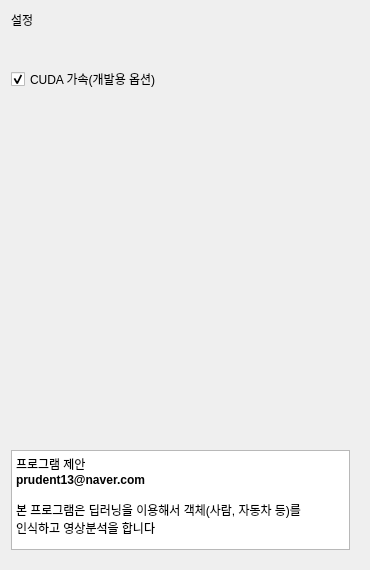
First picture: the form in rsc/ui/settings.ui, repository polnet13/kimAI, before the edit.
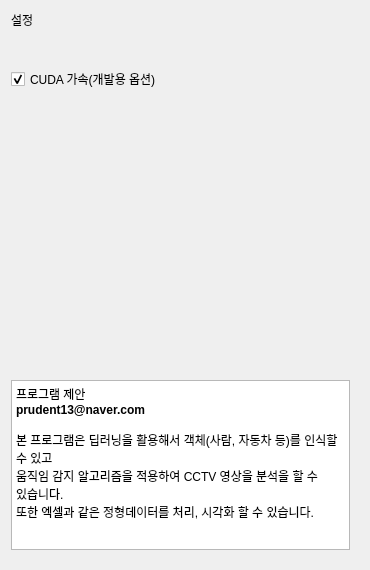
Second picture: the form after the edit.

The edit to the form file:
```diff
--- a/rsc/ui/settings.ui
+++ b/rsc/ui/settings.ui
@@ -105,15 +105,15 @@
        <bool>true</bool>
       </property>
       <property name="sizePolicy">
-       <sizepolicy hsizetype="Expanding" vsizetype="Fixed">
+       <sizepolicy hsizetype="Maximum" vsizetype="Maximum">
         <horstretch>0</horstretch>
-        <verstretch>50</verstretch>
+        <verstretch>100</verstretch>
        </sizepolicy>
       </property>
       <property name="maximumSize">
        <size>
         <width>340</width>
-        <height>100</height>
+        <height>170</height>
        </size>
       </property>
       <property name="html">
@@ -124,7 +124,9 @@
 &lt;p style=&quot; margin-top:0px; margin-bottom:0px; margin-left:0px; margin-right:0px; -qt-block-indent:0; text-indent:0px;&quot;&gt;프로그램 제안 &lt;/p&gt;
 &lt;p style=&quot; margin-top:0px; margin-bottom:0px; margin-left:0px; margin-right:0px; -qt-block-indent:0; text-indent:0px;&quot;&gt;&lt;span style=&quot; font-weight:600;&quot;&gt;prudent13@naver.com&lt;/span&gt;&lt;/p&gt;
 &lt;p style=&quot;-qt-paragraph-type:empty; margin-top:0px; margin-bottom:0px; margin-left:0px; margin-right:0px; -qt-block-indent:0; text-indent:0px;&quot;&gt;&lt;br /&gt;&lt;/p&gt;
-&lt;p style=&quot; margin-top:0px; margin-bottom:0px; margin-left:0px; margin-right:0px; -qt-block-indent:0; text-indent:0px;&quot;&gt;본 프로그램은 딥러닝을 이용해서 객체(사람, 자동차 등)를 인식하고 영상분석을 합니다&lt;/p&gt;&lt;/body&gt;&lt;/html&gt;</string>
+&lt;p style=&quot; margin-top:0px; margin-bottom:0px; margin-left:0px; margin-right:0px; -qt-block-indent:0; text-indent:0px;&quot;&gt;본 프로그램은 딥러닝을 활용해서 객체(사람, 자동차 등)를 인식할 수 있고 &lt;/p&gt;
+&lt;p style=&quot; margin-top:0px; margin-bottom:0px; margin-left:0px; margin-right:0px; -qt-block-indent:0; text-indent:0px;&quot;&gt;움직임 감지 알고리즘을 적용하여 CCTV 영상을 분석을 할 수 있습니다. &lt;/p&gt;
+&lt;p style=&quot; margin-top:0px; margin-bottom:0px; margin-left:0px; margin-right:0px; -qt-block-indent:0; text-indent:0px;&quot;&gt;또한 엑셀과 같은 정형데이터를 처리, 시각화 할 수 있습니다. &lt;/p&gt;&lt;/body&gt;&lt;/html&gt;</string>
       </property>
      </widget>
     </item>
```
Left out of the diff: 3 changed lines with no effect on the pictures.
